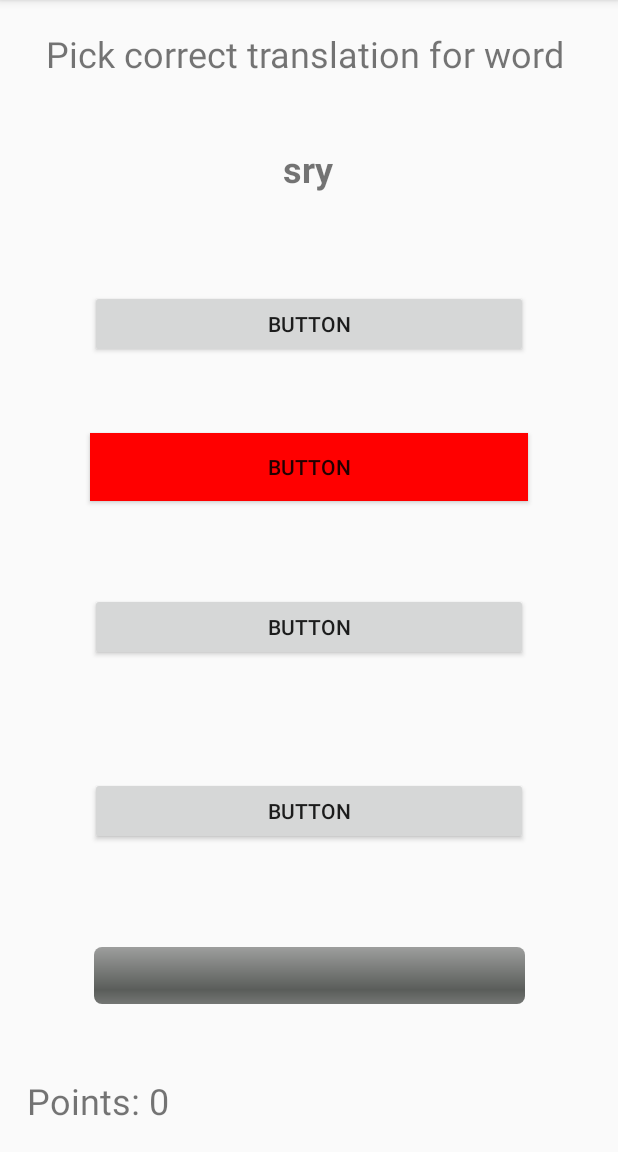
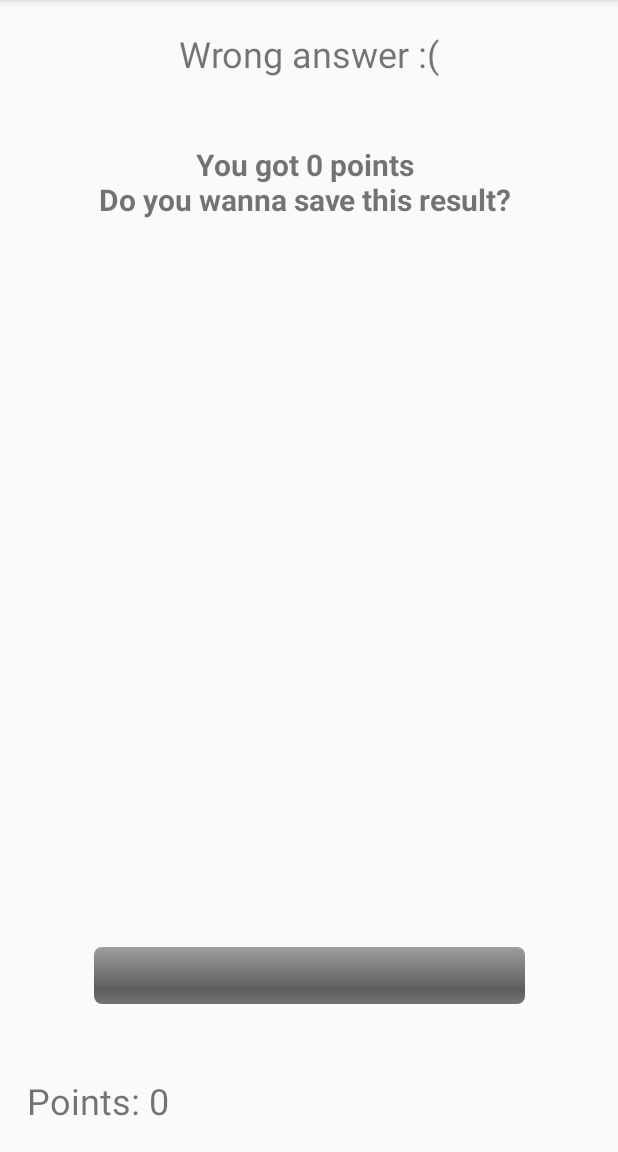
Before and after one commit to vilmursss/Android-Language-Learning-Tool, an Android app: the GameActivity screen opened directly, with no data from a screen before it, after a tap on "BUTTON", on a phone screen of 412 x 824 dp, the part 84-1236 px from its top. Run offline under Robolectric (Android 15) with nearby library versions, the phone set to English and light mode, and no system bars; 2 statements that could not run were skipped.

Commit message:
Game end function created to hide all buttons and to show points which player got

```diff
--- a/app/src/main/java/com/example/android/wordgameandroid/GameActivity.java
+++ b/app/src/main/java/com/example/android/wordgameandroid/GameActivity.java
@@ -26,6 +26,8 @@ import java.util.Random;
 
 public class GameActivity extends AppCompatActivity {
 
+
+
     // SoundPool
 
     private SoundPool soundPool;
@@ -41,6 +43,7 @@ public class GameActivity extends AppCompatActivity {
 
     TextView translatableWord;
     TextView pointsTextView;
+    TextView gameOverText;
 
     // Clickable option buttons
 
@@ -77,6 +80,7 @@ public class GameActivity extends AppCompatActivity {
         super.onCreate(savedInstanceState);
         setContentView(R.layout.activity_game);
 
+        gameOverText = (TextView) findViewById(R.id.PickText);
         translatableWord = (TextView) findViewById(R.id.roundWord);
         pointsTextView = (TextView) findViewById(R.id.points);
         pointsTextView.setText("Points: "+ String.valueOf(gamePoints));
@@ -452,7 +456,25 @@ public class GameActivity extends AppCompatActivity {
     // Function for wrong answer
 
     public void wrongAnswer(){
-        translatableWord.setText("sry");
+        hideAllButtons();
+        mCountDownTimer.cancel();
+        gameOverText.setText("Wrong answer :(");
+        translatableWord.setTextSize(20);
+        translatableWord.setText("You got " + gamePoints + " points \n" + "Do you wanna save this result? ");
+    }
+
+    // Hide all buttons
+
+    public void hideAllButtons(){
+
+        firstOption.setVisibility(View.INVISIBLE);
+        secondOption.setVisibility(View.INVISIBLE);
+        thirdOption.setVisibility(View.INVISIBLE);
+        fourthOption.setVisibility(View.INVISIBLE);
+
+        mProgressBar.setVisibility(View.INVISIBLE);
+
+
     }
 
 }
```
